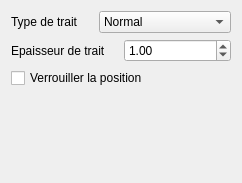
First picture: the form in sources/ui/shapegraphicsitempropertieswidget.ui, repository qelectrotech/qelectrotech-source-mirror, before the edit.
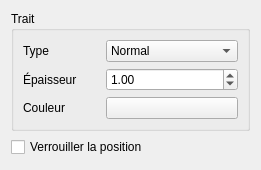
Second picture: the form after the edit.

Commit message: QetShapeItem : add color and improve the GUI,. the xml saving is break from previous version.

```diff
--- a/sources/ui/shapegraphicsitempropertieswidget.ui
+++ b/sources/ui/shapegraphicsitempropertieswidget.ui
@@ -6,8 +6,8 @@
    <rect>
     <x>0</x>
     <y>0</y>
-    <width>242</width>
-    <height>183</height>
+    <width>261</width>
+    <height>170</height>
    </rect>
   </property>
   <property name="windowTitle">
@@ -15,15 +15,19 @@
   </property>
   <layout class="QVBoxLayout" name="verticalLayout">
    <item>
-    <layout class="QHBoxLayout" name="horizontalLayout_2">
-     <item>
-      <widget class="QLabel" name="label">
+    <widget class="QGroupBox" name="groupBox">
+     <property name="title">
+      <string>Trait</string>
+     </property>
+     <layout class="QGridLayout" name="gridLayout_2">
+      <item row="1" column="0">
+       <widget class="QLabel" name="label_2">
        <property name="text">
-        <string>Type de trait</string>
+         <string>Épaisseur</string>
        </property>
       </widget>
      </item>
-     <item>
+      <item row="0" column="1">
       <widget class="QComboBox" name="m_style_cb">
        <item>
         <property name="text">
@@ -52,27 +56,16 @@
        </item>
       </widget>
      </item>
-    </layout>
-   </item>
-   <item>
-    <layout class="QHBoxLayout" name="horizontalLayout_3">
-     <item>
-      <widget class="QLabel" name="label_2">
-       <property name="text">
-        <string>Epaisseur de trait</string>
-       </property>
-      </widget>
-     </item>
-     <item>
-      <widget class="QDoubleSpinBox" name="m_size_cb">
+      <item row="1" column="1">
+       <widget class="QDoubleSpinBox" name="m_size_dsb">
        <property name="maximumSize">
         <size>
          <width>16777212</width>
          <height>16777215</height>
         </size>
        </property>
-       <property name="wrapping">
-        <bool>true</bool>
+        <property name="buttonSymbols">
+         <enum>QAbstractSpinBox::UpDownArrows</enum>
        </property>
        <property name="accelerated">
         <bool>true</bool>
@@ -94,7 +87,29 @@
        </property>
       </widget>
      </item>
-    </layout>
+      <item row="0" column="0">
+       <widget class="QLabel" name="label">
+        <property name="text">
+         <string>Type</string>
+        </property>
+       </widget>
+      </item>
+      <item row="2" column="0">
+       <widget class="QLabel" name="label_3">
+        <property name="text">
+         <string>Couleur</string>
+        </property>
+       </widget>
+      </item>
+      <item row="2" column="1">
+       <widget class="QPushButton" name="m_color_pb">
+        <property name="text">
+         <string/>
+        </property>
+       </widget>
+      </item>
+     </layout>
+    </widget>
    </item>
    <item>
     <widget class="QCheckBox" name="m_lock_pos_cb">
```
Lines whose indentation alone changed are shown as unchanged. The commit also changes 6 other files.
